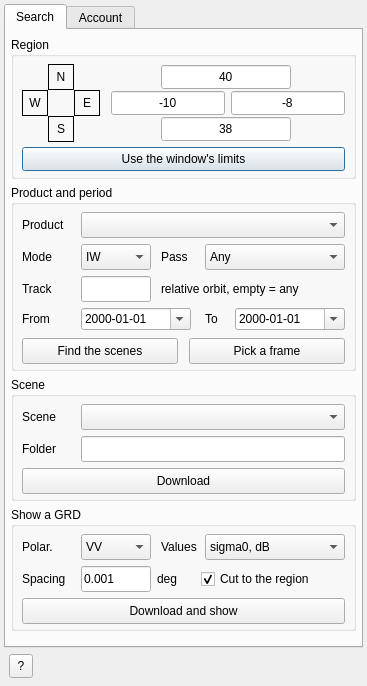
Above: deps/ui/remotes_s1.ui from GenericMappingTools/InteractiveGMT before the change. Below: the same form after it.
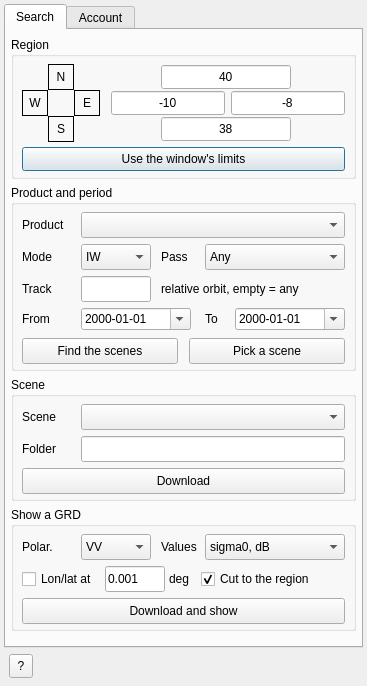
That is the form after the change.

Commit message: feat: Sentinel-1 scene pick, native display, memory check

```diff
--- a/deps/ui/remotes_s1.ui
+++ b/deps/ui/remotes_s1.ui
@@ -461,7 +461,7 @@
        <string>Then click one of the footprints Find the scenes drew: the newest scene of that frame is chosen in the Scene list below (the list has the older ones). Press again to cancel. The footprint's own menu item "Choose this scene (Sentinel-1)" does the same.</string>
       </property>
       <property name="text">
-       <string>Pick a frame</string>
+       <string>Pick a scene</string>
       </property>
       <property name="busy" stdset="0">
        <string>Choosing the scene…</string>
@@ -646,25 +646,25 @@
        </property>
       </item>
      </widget>
-     <widget class="QLabel" name="lbl_res">
+     <widget class="QCheckBox" name="p_warp">
       <property name="geometry">
        <rect>
         <x>11</x>
         <y>59</y>
-        <width>55</width>
+        <width>80</width>
         <height>26</height>
        </rect>
       </property>
       <property name="text">
-       <string>Spacing</string>
+       <string>Lon/lat at</string>
       </property>
      </widget>
      <widget class="QLineEdit" name="p_res">
       <property name="geometry">
        <rect>
-        <x>70</x>
+        <x>94</x>
         <y>59</y>
-        <width>70</width>
+        <width>60</width>
         <height>26</height>
        </rect>
       </property>
@@ -678,9 +678,9 @@
      <widget class="QLabel" name="lbl_resunit">
       <property name="geometry">
        <rect>
-        <x>146</x>
+        <x>158</x>
         <y>59</y>
-        <width>30</width>
+        <width>26</width>
         <height>26</height>
        </rect>
       </property>
```
Left out of the diff: 18 changed lines with no effect on the pictures. The commit also changes 14 other files.
